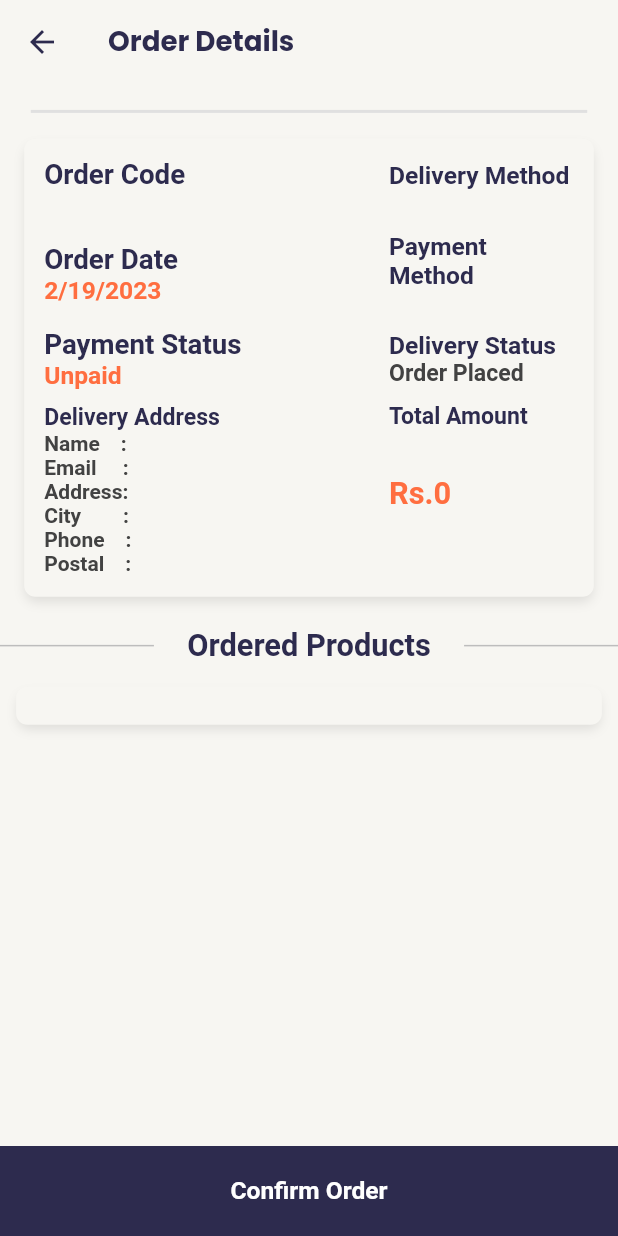
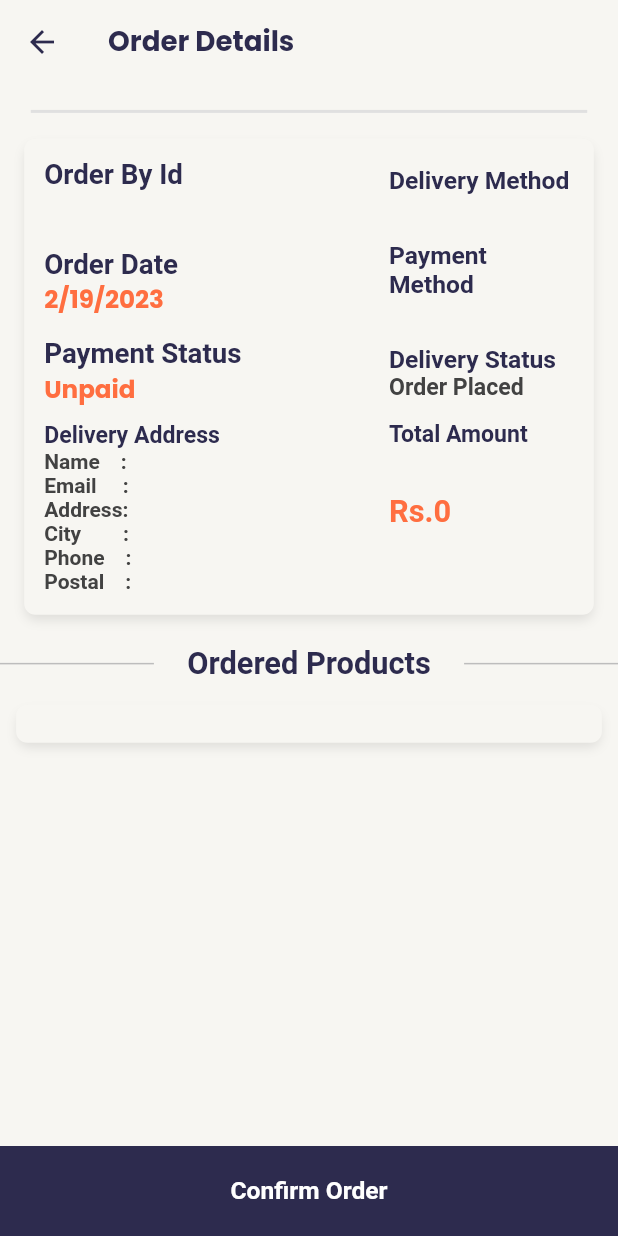
Before and after one commit to im-ansam/freshom-seller, a Flutter app: the OrderDetails screen opened directly with empty values, on a phone screen of 412 x 824 dp. Run offline on Flutter 3.47's test engine with Material 2 defaults, Android fonts, the phone set to English and light mode, and no system bars; our stand-ins replace cloud_firestore, firebase_auth, firebase_core, firebase_storage, get, google_fonts and 4 more; accounts and stored records are empty; statements that could not run were skipped; project files that could hold a hidden picture were left out.

Commit message:
19 commit

```diff
--- a/lib/const/strings.dart
+++ b/lib/const/strings.dart
@@ -34,7 +34,7 @@ const appName = "FreshOm Seller",
     orderConfirmed = "Confirmed",
     orderOnDelivery = "On Delivery",
     orderDelivered = "Delivered",
-    loadingImage = "imgLoading.gif",
+    loadingImage = "animations/imgLoading.gif",
     verifyPendingGif = "animations/pendingVerification.json",
     verifiedGif = "animations/verified.json",
     notifications = "Notifications";
--- a/lib/views/home_screen/home_page.dart
+++ b/lib/views/home_screen/home_page.dart
@@ -35,7 +35,7 @@ class HomePage extends StatelessWidget {
               text: "Hi,  ${homeController.username}",
               fontWeight: FontWeight.w600,
               color: nicePurple,
-              size: Dimensions.fontSize23,
+              size: Dimensions.fontSize20,
             ),
             Text(intl.DateFormat('EEE , MMM d,' 'yy').format(DateTime.now()),
                 style: GoogleFonts.poppins(
@@ -55,8 +55,8 @@ class HomePage extends StatelessWidget {
               } else {
                 var prof = snapshot.data!.docs[0];
                 return Container(
-                  height: Dimensions.height60,
-                  width: Dimensions.height60,
+                  height: Dimensions.height50,
+                  width: Dimensions.height50,
                   decoration: BoxDecoration(
                       image: DecorationImage(
                           image: NetworkImage(prof['imageUrl']),
--- a/lib/views/order_screen/Components/order_place_details.dart
+++ b/lib/views/order_screen/Components/order_place_details.dart
@@ -1,4 +1,5 @@
 import 'package:fresh_om_seller/const/const.dart';
+import 'package:fresh_om_seller/utils/reusable_big_text.dart';
 
 Widget orderPlaceDetails({data, title1, title2, d1, d2}) {
   return Padding(
@@ -15,12 +16,13 @@ Widget orderPlaceDetails({data, title1, title2, d1, d2}) {
                 .semiBold
                 .color(nicePurple)
                 .make(),
-            "$d1"
-                .text
-                .size(Dimensions.fontSize16)
-                .semiBold
-                .color(priceColor)
-                .make(),
+            BigText(
+              text: "$d1",
+              fontWeight: FontWeight.w700,
+              size: Dimensions.fontSize16,
+              color: priceColor,
+              overFlow: TextOverflow.ellipsis,
+            ).box.width(Dimensions.height120).make()
           ],
         ),
         SizedBox(
--- a/lib/views/order_screen/order_details.dart
+++ b/lib/views/order_screen/order_details.dart
@@ -143,7 +143,7 @@ class _OrderDetailsState extends State<OrderDetails> {
                       .color(mainBackGround)
                       .roundedSM
                       .margin(EdgeInsets.only(top: Dimensions.height10))
-                      .width(Dimensions.height370)
+                      .width(Dimensions.height360)
                       .make(),
                 ),
                 Dimensions.height10.heightBox,
@@ -159,8 +159,8 @@ class _OrderDetailsState extends State<OrderDetails> {
                 Column(
                   children: [
                     orderPlaceDetails(
-                        title1: "Order Code",
-                        d1: '${widget.data['order_code']}',
+                        title1: "Order By Id",
+                        d1: '${widget.data['order_by']}',
                         title2: "Delivery Method",
                         d2: '${widget.data['delivery_method']}'),
                     orderPlaceDetails(
--- a/lib/views/profile_screen/edit_profile.dart
+++ b/lib/views/profile_screen/edit_profile.dart
@@ -93,6 +93,7 @@ class _EditProfileState extends State<EditProfile> {
                               .size(Dimensions.fontSize18)
                               .color(white)
                               .make())
+                  .paddingOnly(right: Dimensions.width10),
             ],
           ),
           body: SingleChildScrollView(
--- a/lib/views/profile_screen/profile_sceen.dart
+++ b/lib/views/profile_screen/profile_sceen.dart
@@ -21,6 +21,7 @@ class ProfileScreen extends StatelessWidget {
       appBar: AppBar(
         automaticallyImplyLeading: false,
         backgroundColor: nicePurple,
+        toolbarHeight: Dimensions.height80,
         elevation: 0,
         title: BigText(
           text: profile,
@@ -48,7 +49,8 @@ class ProfileScreen extends StatelessWidget {
                 Get.offAll(() => const MainLoginPage());
               },
               child:
-                  logout.text.size(Dimensions.fontSize18).color(white).make())
+                  logout.text.size(Dimensions.fontSize18).color(white).make()),
+          10.widthBox
         ],
       ),
       backgroundColor: nicePurple,
```
Also changed, not shown: lib/controllers/auth_controller.dart (+48 -21 lines), lib/views/auth_screen/login_screen.dart (+1 -8 lines), lib/views/order_screen/orders_list.dart (+12 -5 lines). Lines whose indentation alone changed are shown as unchanged.
